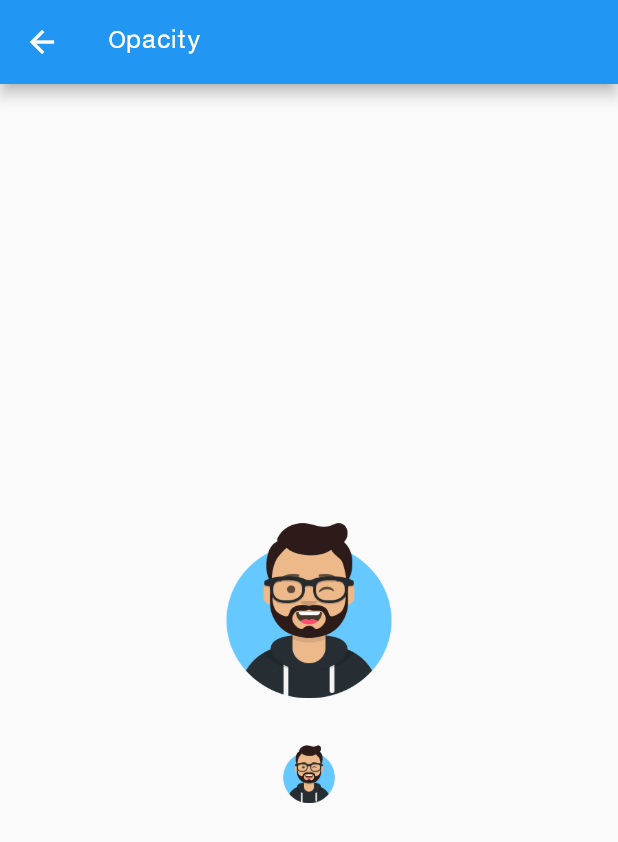
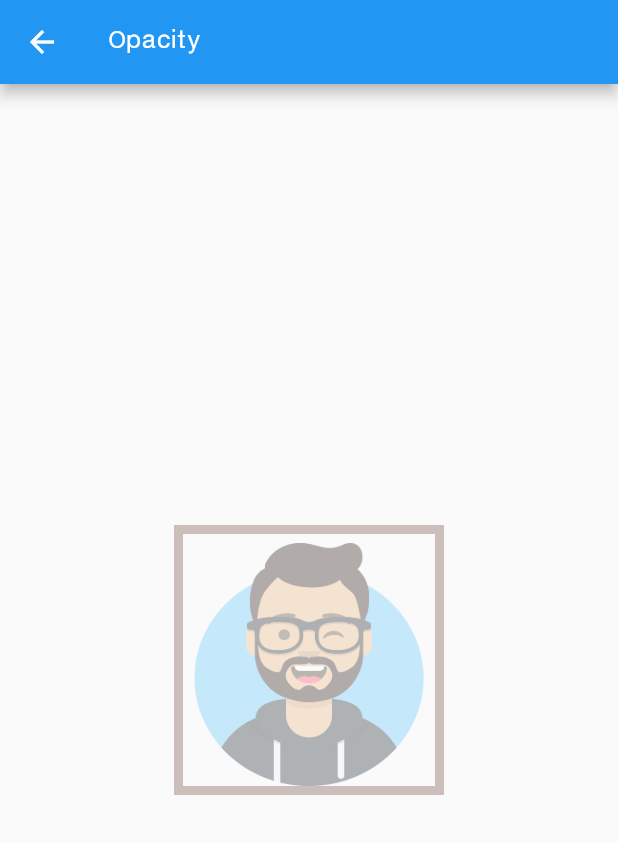
Before and after one commit to MKarimi21/FlutterDartCourse-Seraj, a Flutter app: the OpacityWidget screen opened directly, on a phone screen of 412 x 824 dp. Shown: the top 842 px of the screen. Run offline on Flutter 3.47's test engine with Material 2 defaults, Android fonts, the phone set to English and light mode, and no system bars.

Commit message:
update opacity widget

```diff
--- a/section05rev02/lib/widgets/opacity_widget.dart
+++ b/section05rev02/lib/widgets/opacity_widget.dart
@@ -22,39 +22,24 @@ class _OpacityWidgetState extends State<OpacityWidget> {
             mainAxisAlignment: MainAxisAlignment.center,
             crossAxisAlignment: CrossAxisAlignment.center,
             children: [
-              Container(
-                margin: EdgeInsets.symmetric(vertical: 15),
-                child: Image.asset(
-                  "assets/images/avatar.png",
-                  width: 121,
-                  height: 121,
-                  fit: BoxFit.fill,
+              Opacity(
+                opacity: 0.35,
+                child: Container(
+                  width: 180,
+                  height: 180,
+                  decoration: BoxDecoration(
+                      border: Border.all(color: Colors.brown, width: 6)),
+                  margin: EdgeInsets.symmetric(vertical: 15),
+                  child: Image.asset(
+                    "assets/images/avatar.png",
+                    fit: BoxFit.fill,
+                  ),
                 ),
-              ),
-              Container(
-                margin: EdgeInsets.symmetric(vertical: 15),
-                child: Image.asset(
-                  "assets/images/avatar.png",
-                  width: 40,
-                  height: 40,
-                  fit: BoxFit.contain,
-                ),
-              ),
+              )
             ],
           ),
         ),
       ),
     );
   }
-
-  void _onClickedIcon() {
-    ScaffoldMessenger.of(context).showSnackBar(SnackBar(
-      content: Text(
-        "ارسال انجام شد",
-        textDirection: TextDirection.rtl,
-      ),
-      duration: Duration(seconds: 1),
-      backgroundColor: Colors.red,
-    ));
-  } // void _onClickedIcon
 }
```
